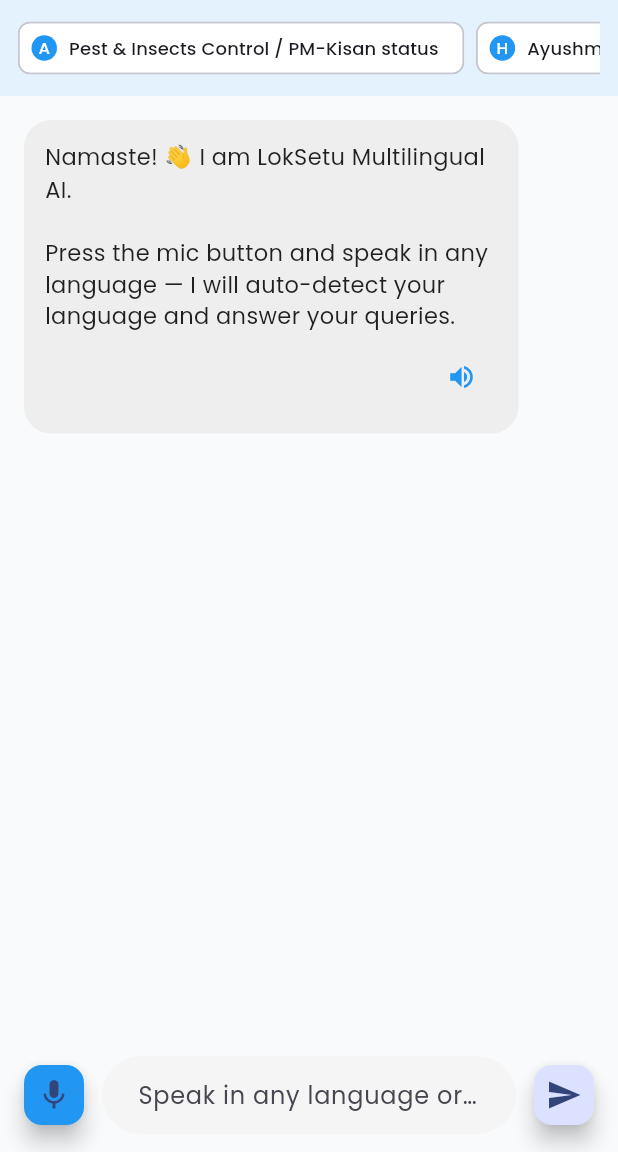
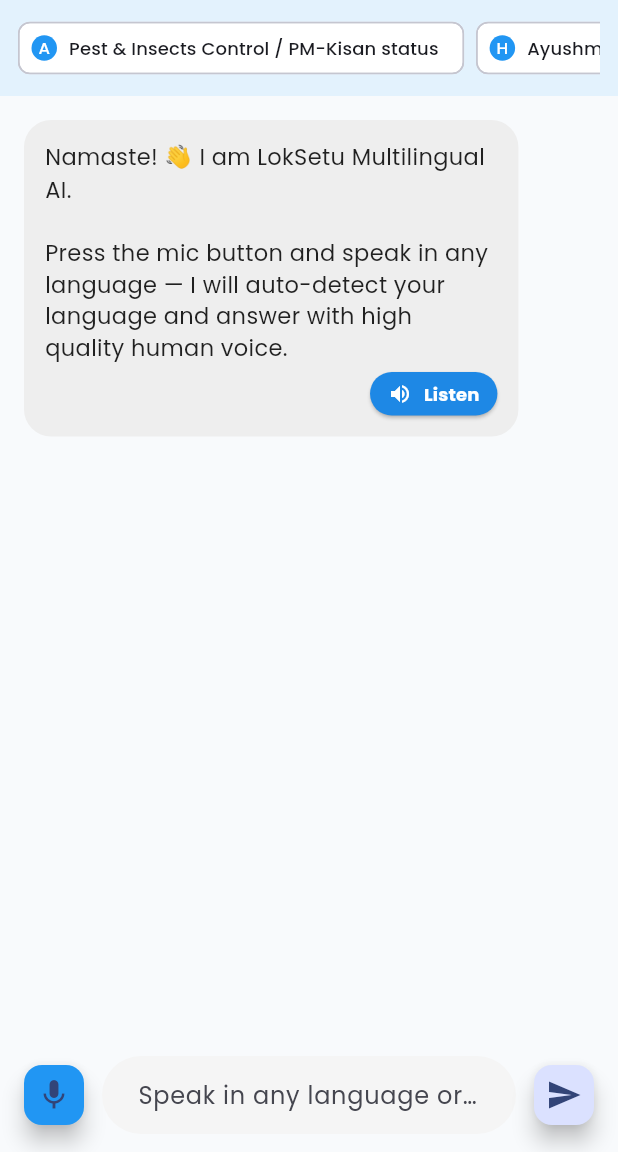
Before and after one commit to Ariyen12/Loksetu-Ai, a Flutter app: the ChatScreen screen opened directly, on a phone screen of 412 x 824 dp, the part 84-1236 px from its top. Run offline on Flutter 3.47's test engine with Material 3 defaults, Android fonts, the phone set to English and light mode, and no system bars; our stand-ins replace flutter_tts, google_fonts, speech_to_text; missing offline and left inert: dart:js.

Commit message:
Implement Gemini-style high quality voice engine, Listen button, and animated wave mic button

```diff
--- a/frontend/lib/screens/chat_screen.dart
+++ b/frontend/lib/screens/chat_screen.dart
@@ -1,6 +1,6 @@
 import 'package:flutter/material.dart';
 import 'package:speech_to_text/speech_to_text.dart' as stt;
-import '../services/elevenlabs_service.dart';
+import '../services/gemini_voice_engine.dart';
 import '../services/language_detector.dart';
 import '../services/farmer_knowledge_base.dart';
 
@@ -11,12 +11,16 @@
   State<ChatScreen> createState() => _ChatScreenState();
 }
 
-class _ChatScreenState extends State<ChatScreen> {
+class _ChatScreenState extends State<ChatScreen>
+    with SingleTickerProviderStateMixin {
   final TextEditingController _controller = TextEditingController();
   final ScrollController _scrollController = ScrollController();
 
   final stt.SpeechToText _speech = stt.SpeechToText();
-  final ElevenLabsService _speechService = ElevenLabsService();
+  final GeminiVoiceEngine _speechEngine = GeminiVoiceEngine();
+
+  late AnimationController _micPulseController;
+  late Animation<double> _micPulseAnimation;
 
   bool _isListening = false;
   bool _speechAvailable = false;
@@ -37,7 +41,7 @@
       "id": "init_chat",
       "sender": "ai",
       "text":
-          "Namaste! 👋 I am LokSetu Multilingual AI.\n\nPress the mic button and speak in any language — I will auto-detect your language and answer your queries.",
+          "Namaste! 👋 I am LokSetu Multilingual AI.\n\nPress the mic button and speak in any language — I will auto-detect your language and answer with high quality human voice.",
     },
   ];
 
@@ -71,6 +75,15 @@
   @override
   void initState() {
     super.initState();
+    _micPulseController = AnimationController(
+      vsync: this,
+      duration: const Duration(milliseconds: 1000),
+    )..repeat(reverse: true);
+
+    _micPulseAnimation = Tween<double>(begin: 1.0, end: 1.25).animate(
+      CurvedAnimation(parent: _micPulseController, curve: Curves.easeInOut),
+    );
+
     _initializeSpeech();
   }
 
@@ -143,7 +156,7 @@
             setState(() {
               _selectedLanguage = detected.languageName;
             });
-            _showMessage("Auto-Detected Language: ${detected.languageName}");
+            _showMessage("Gemini Auto-Detected: ${detected.languageName}");
           }
         }
 
@@ -177,7 +190,6 @@
     final message = _controller.text.trim();
     if (message.isEmpty) return;
 
-    // AUTO-DETECT LANGUAGE
     final detected = LanguageDetector.detect(message);
     if (detected.languageName != _selectedLanguage) {
       setState(() {
@@ -196,7 +208,7 @@
     });
 
     _scrollToBottom();
-    await Future.delayed(const Duration(milliseconds: 400));
+    await Future.delayed(const Duration(milliseconds: 350));
     if (!mounted) return;
 
     final response = _getDemoResponse(message);
@@ -253,7 +265,7 @@
 
   Future<void> _speak(String id, String text) async {
     if (_currentlySpeakingId == id) {
-      await _speechService.stop();
+      await _speechEngine.stop();
       setState(() {
         _currentlySpeakingId = null;
       });
@@ -262,7 +274,7 @@
 
     final localeId = _languages[_selectedLanguage] ?? "en-IN";
 
-    await _speechService.speak(
+    await _speechEngine.speak(
       text: text,
       localeId: localeId,
       onStart: () {
@@ -420,15 +432,30 @@
                           Row(
                             mainAxisAlignment: MainAxisAlignment.end,
                             children: [
-                              IconButton(
+                              ElevatedButton.icon(
+                                style: ElevatedButton.styleFrom(
+                                  backgroundColor: isSpeaking
+                                      ? Colors.red
+                                      : Colors.blue.shade600,
+                                  foregroundColor: Colors.white,
+                                  padding: const EdgeInsets.symmetric(
+                                      horizontal: 12, vertical: 6),
+                                  minimumSize: Size.zero,
+                                  tapTargetSize:
+                                      MaterialTapTargetSize.shrinkWrap,
+                                ),
                                 icon: Icon(
                                   isSpeaking
                                       ? Icons.stop_circle
                                       : Icons.volume_up,
-                                  color: isSpeaking ? Colors.red : Colors.blue,
-                                  size: 20,
+                                  size: 16,
                                 ),
-                                tooltip: "Listen Natural Voice ($_selectedLanguage)",
+                                label: Text(
+                                  isSpeaking ? "Stop" : "Listen",
+                                  style: const TextStyle(
+                                      fontSize: 12,
+                                      fontWeight: FontWeight.bold),
+                                ),
                                 onPressed: () =>
                                     _speak(msgId, message["text"] ?? ""),
                               ),
@@ -443,19 +470,39 @@
             ),
           ),
 
-          // INPUT BAR
+          // GEMINI-STYLE ANIMATED MIC INPUT BAR
           SafeArea(
             child: Padding(
               padding: const EdgeInsets.all(12),
               child: Row(
                 children: [
-                  FloatingActionButton(
-                    heroTag: "micButton",
-                    mini: true,
-                    backgroundColor: _isListening ? Colors.red : Colors.blue,
-                    onPressed: _startListening,
-                    tooltip: "Auto-Detect Language Mic",
-                    child: Icon(_isListening ? Icons.stop : Icons.mic),
+                  ScaleTransition(
+                    scale: _isListening
+                        ? _micPulseAnimation
+                        : const AlwaysStoppedAnimation(1.0),
+                    child: Container(
+                      decoration: BoxDecoration(
+                        shape: BoxShape.circle,
+                        boxShadow: _isListening
+                            ? [
+                                BoxShadow(
+                                  color: Colors.blue.withOpacity(0.6),
+                                  blurRadius: 16,
+                                  spreadRadius: 4,
+                                ),
+                              ]
+                            : null,
+                      ),
+                      child: FloatingActionButton(
+                        heroTag: "micButton",
+                        mini: true,
+                        backgroundColor:
+                            _isListening ? Colors.red : Colors.blue,
+                        onPressed: _startListening,
+                        tooltip: "Gemini Auto Voice Mic",
+                        child: Icon(_isListening ? Icons.graphic_eq : Icons.mic),
+                      ),
+                    ),
                   ),
                   const SizedBox(width: 8),
                   Expanded(
@@ -465,7 +512,7 @@
                       onSubmitted: (_) => _sendMessage(),
                       decoration: InputDecoration(
                         hintText: _isListening
-                            ? "Listening (Auto-Detecting Language)..."
+                            ? "Listening (Gemini Auto-Detecting)..."
                             : "Speak in any language or type...",
                         filled: true,
                         fillColor: Colors.grey.shade100,
@@ -500,8 +547,9 @@
   void dispose() {
     _controller.dispose();
     _scrollController.dispose();
+    _micPulseController.dispose();
     _speech.stop();
-    _speechService.stop();
+    _speechEngine.stop();
     super.dispose();
   }
 }
```
Also changed, not shown: frontend/lib/screens/category_assistant_screen.dart (+79 -36 lines), frontend/lib/services/gemini_voice_engine.dart (added, +58 -0 lines), 1 other file.
